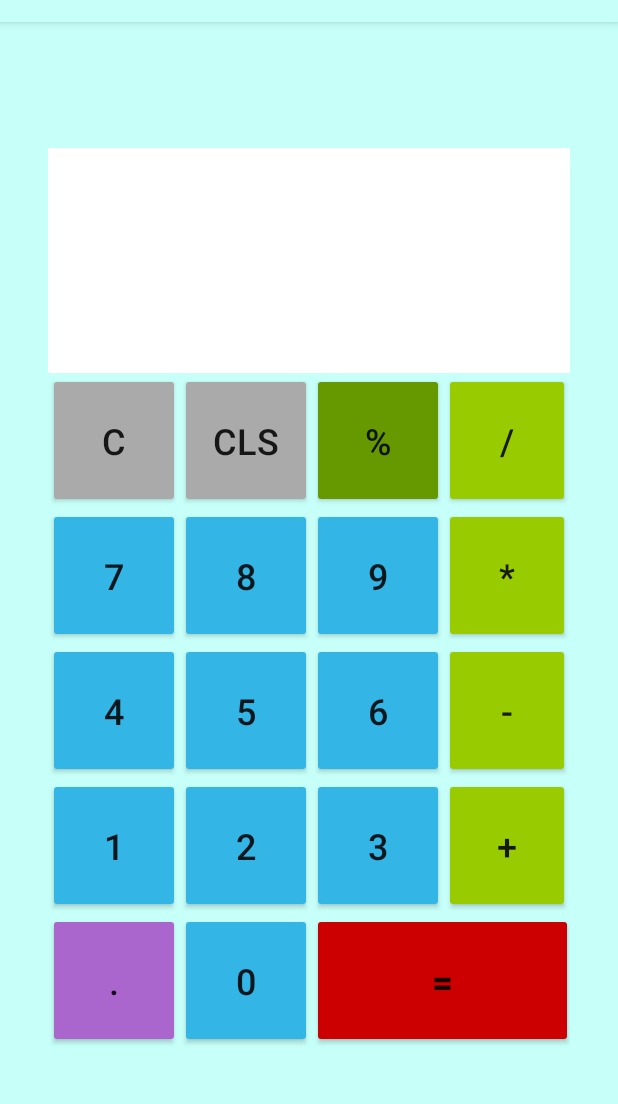
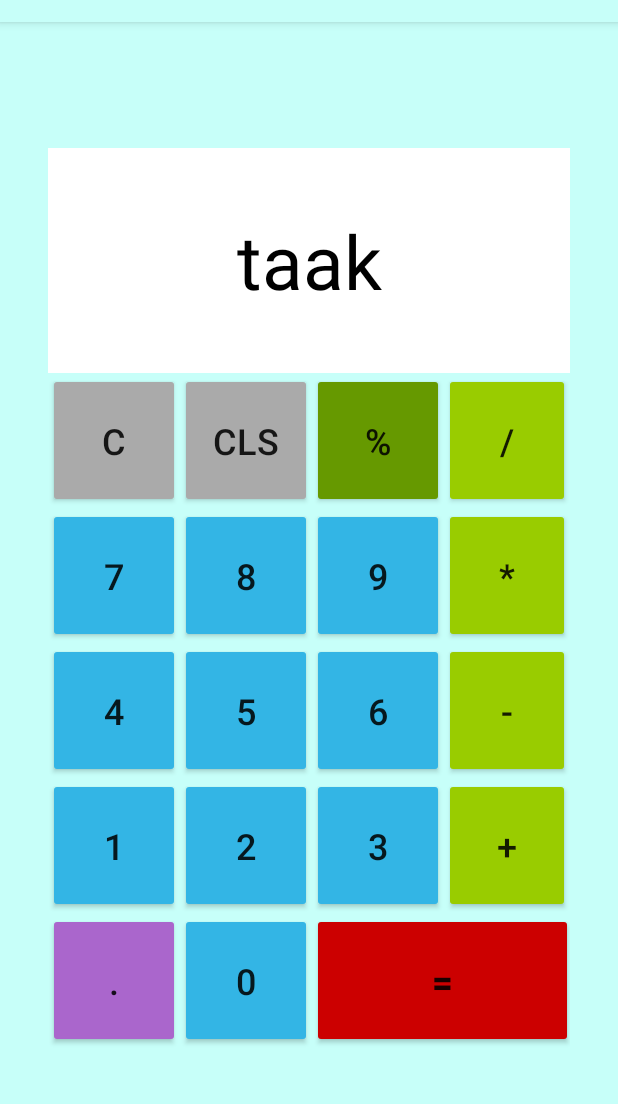
Before and after one commit to ArsenEloglian/AdvanceProgrammingTechniques_1920, an Android app: the screen it shows after launch (MainActivity), on a phone screen of 412 x 824 dp, the part 62-1166 px from its top. Run offline under Robolectric (Android 15) with nearby library versions, the light colour scheme and no system bars.

Commit message:
dołożono gravity na textView

```diff
--- a/AndroidCalculator/Calculator/app/src/main/res/layout/activity_main.xml
+++ b/AndroidCalculator/Calculator/app/src/main/res/layout/activity_main.xml
@@ -24,6 +24,8 @@
             android:id="@+id/textViewwynik"
             android:layout_width="match_parent"
             android:layout_height="150dp"
+	    android:gravity="center"
+	    android:text="taak"
             android:background="@android:color/background_light"
             android:textColor="@android:color/black"
             android:textSize="50sp" />
```
